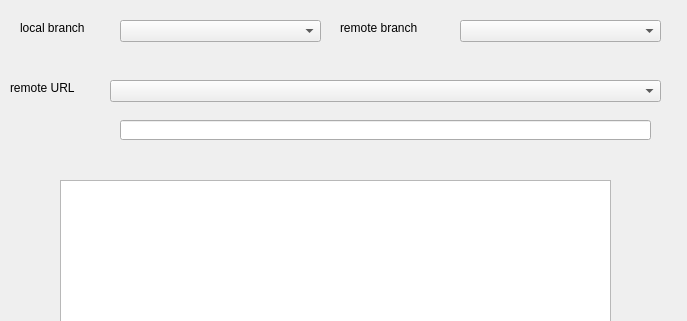
Qt form ui/syncdialog.ui (hidog/HiGit) before a commit; both pictures show x 0 to 687 and y 0 to 321 of the 687 by 624 pixel window.
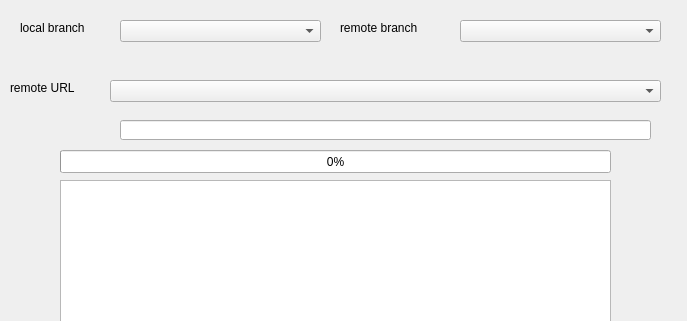
The same form after that commit.

The edit to the form file:
```diff
--- a/ui/syncdialog.ui
+++ b/ui/syncdialog.ui
@@ -124,6 +124,19 @@
     </rect>
    </property>
   </widget>
+  <widget class="QProgressBar" name="gitProgress">
+   <property name="geometry">
+    <rect>
+     <x>60</x>
+     <y>150</y>
+     <width>551</width>
+     <height>23</height>
+    </rect>
+   </property>
+   <property name="value">
+    <number>0</number>
+   </property>
+  </widget>
  </widget>
  <resources/>
  <connections/>
```
